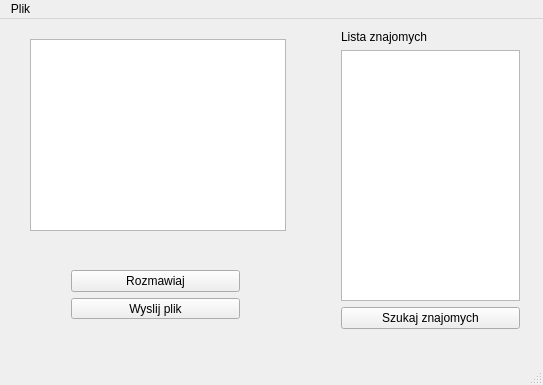
Old version of the form TIN-klient/mainwindow.ui in the repository quetz05/tin.
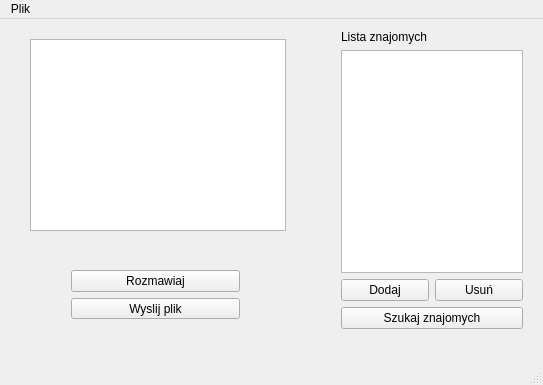
New version of the form.

Commit message: Dodawanie/usuwanie uzytkowników do bazy lokalnej - nie odswieza sie tylko lista po dodaniu, ale dziala; zalatwie to watkami

What changed in the file:
```diff
--- a/TIN-klient/mainwindow.ui
+++ b/TIN-klient/mainwindow.ui
@@ -19,12 +19,12 @@
      <rect>
       <x>330</x>
       <y>0</y>
-      <width>201</width>
+      <width>204</width>
       <height>321</height>
      </rect>
     </property>
     <layout class="QGridLayout" name="gridLayout">
-     <item row="2" column="0">
+     <item row="4" column="0">
       <widget class="QPushButton" name="pushSzukajZnajomych">
        <property name="text">
         <string>Szukaj znajomych</string>
@@ -32,7 +32,7 @@
       </widget>
      </item>
      <item row="1" column="0">
-      <widget class="QListView" name="listaZnajomych"/>
+      <widget class="QListWidget" name="listaZnajomych"/>
      </item>
      <item row="0" column="0">
       <widget class="QLabel" name="titListaZnajomych">
@@ -41,6 +41,24 @@
        </property>
       </widget>
      </item>
+     <item row="3" column="0">
+      <layout class="QHBoxLayout" name="horizontalLayout_2">
+       <item>
+        <widget class="QPushButton" name="pushDodaj">
+         <property name="text">
+          <string>Dodaj</string>
+         </property>
+        </widget>
+       </item>
+       <item>
+        <widget class="QPushButton" name="pushUsun">
+         <property name="text">
+          <string>Usuń</string>
+         </property>
+        </widget>
+       </item>
+      </layout>
+     </item>
     </layout>
    </widget>
    <widget class="QWidget" name="verticalLayoutWidget">
```
The commit also changes 7 other files.
